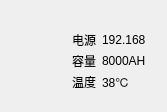
Old version of the form component/batterylistform.ui in the repository tech-flyflypig/HQ_Battery.
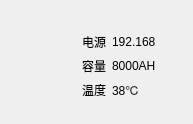
New version of the form. Icons and pictures are not drawn.

Patch:
```diff
--- a/component/batterylistform.ui
+++ b/component/batterylistform.ui
@@ -6,8 +6,8 @@
    <rect>
     <x>0</x>
     <y>0</y>
-    <width>167</width>
-    <height>112</height>
+    <width>193</width>
+    <height>124</height>
    </rect>
   </property>
   <property name="windowTitle">
@@ -48,9 +48,9 @@
     </widget>
    </item>
    <item>
-    <layout class="QVBoxLayout" name="verticalLayout" stretch="1,7">
+    <layout class="QVBoxLayout" name="verticalLayout" stretch="1,5">
      <property name="spacing">
-      <number>4</number>
+      <number>6</number>
      </property>
      <item>
       <layout class="QHBoxLayout" name="horizontalLayout" stretch="3,1">
@@ -62,6 +62,24 @@
        </property>
        <item>
         <widget class="QLabel" name="label_battery_status">
+         <property name="sizePolicy">
+          <sizepolicy hsizetype="Maximum" vsizetype="Fixed">
+           <horstretch>0</horstretch>
+           <verstretch>0</verstretch>
+          </sizepolicy>
+         </property>
+         <property name="minimumSize">
+          <size>
+           <width>40</width>
+           <height>15</height>
+          </size>
+         </property>
+         <property name="maximumSize">
+          <size>
+           <width>50</width>
+           <height>16777215</height>
+          </size>
+         </property>
          <property name="styleSheet">
           <string notr="true">border-image: url(:/image/运行.png);</string>
          </property>
@@ -91,7 +109,7 @@
         <number>6</number>
        </property>
        <property name="verticalSpacing">
-        <number>3</number>
+        <number>6</number>
        </property>
        <property name="bottomMargin">
         <number>0</number>
```
Left out of the diff: 3 changed lines with no effect on the pictures.
